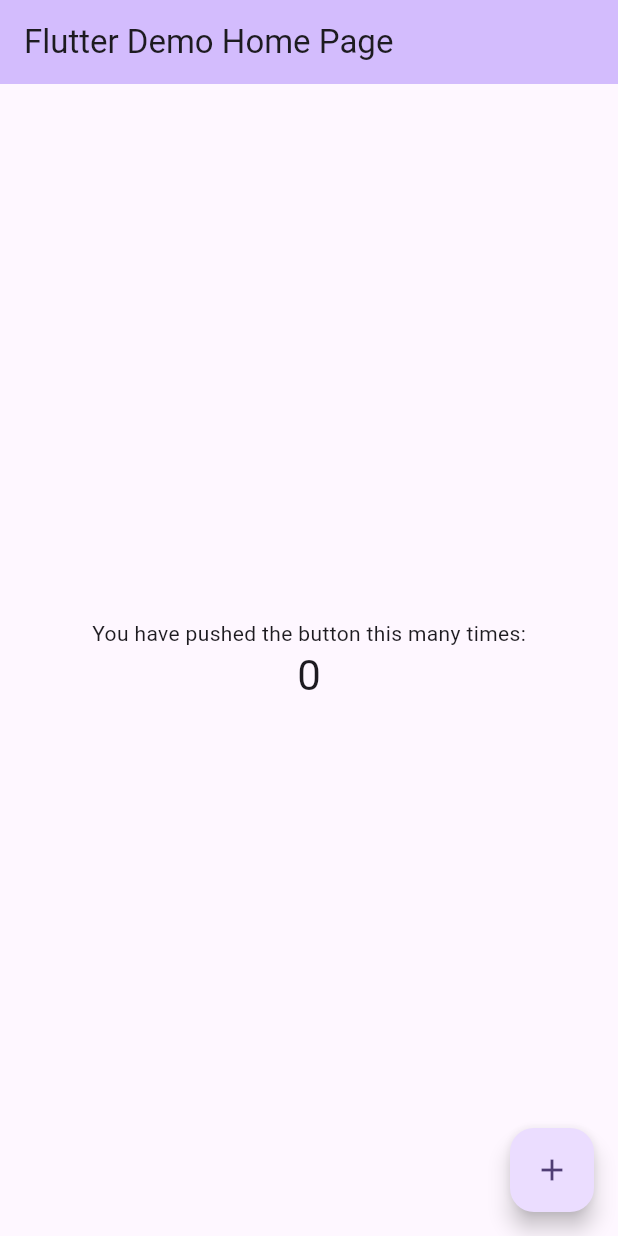
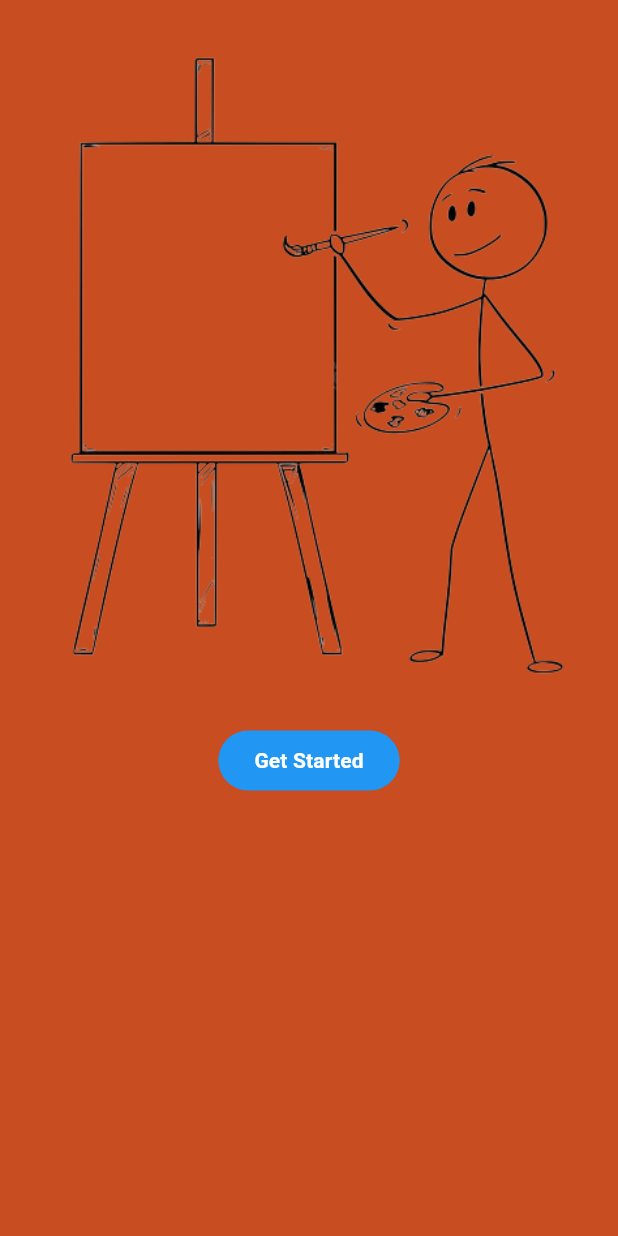
Before and after one commit to nasifayc/gdsc_study_session_g1, a Flutter app: the screen it shows after launch, on a phone screen of 412 x 824 dp. Run offline on Flutter 3.47's test engine with Material 3 defaults, Android fonts, the phone set to English and light mode, and no system bars.

Commit message:
Modifying files

```diff
--- a/Dart-Tasks/ToDo/todo_app/lib/main.dart
+++ b/Dart-Tasks/ToDo/todo_app/lib/main.dart
@@ -1,125 +1,57 @@
 import 'package:flutter/material.dart';
 
-void main() {
-  runApp(const MyApp());
-}
+void main() => runApp(const Home());
 
-class MyApp extends StatelessWidget {
-  const MyApp({super.key});
+class Home extends StatelessWidget {
+  const Home({super.key});
 
-  // This widget is the root of your application.
   @override
-  Widget build(BuildContext context) {
+  Widget build(context) {
     return MaterialApp(
-      title: 'Flutter Demo',
-      theme: ThemeData(
-        // This is the theme of your application.
-        //
-        // TRY THIS: Try running your application with "flutter run". You'll see
-        // the application has a blue toolbar. Then, without quitting the app,
-        // try changing the seedColor in the colorScheme below to Colors.green
-        // and then invoke "hot reload" (save your changes or press the "hot
-        // reload" button in a Flutter-supported IDE, or press "r" if you used
-        // the command line to start the app).
-        //
-        // Notice that the counter didn't reset back to zero; the application
-        // state is not lost during the reload. To reset the state, use hot
-        // restart instead.
-        //
-        // This works for code too, not just values: Most code changes can be
-        // tested with just a hot reload.
-        colorScheme: ColorScheme.fromSeed(seedColor: Colors.deepPurple),
-        useMaterial3: true,
+      title: 'Homepage',
+      home: Scaffold(
+        body: Container(
+          decoration: const BoxDecoration(
+            color: Color.fromARGB(255, 200, 77, 33),
+          ),
+          child: const Homepage(),
+        ),
       ),
-      home: const MyHomePage(title: 'Flutter Demo Home Page'),
     );
   }
 }
 
-class MyHomePage extends StatefulWidget {
-  const MyHomePage({super.key, required this.title});
-
-  // This widget is the home page of your application. It is stateful, meaning
-  // that it has a State object (defined below) that contains fields that affect
-  // how it looks.
-
-  // This class is the configuration for the state. It holds the values (in this
-  // case the title) provided by the parent (in this case the App widget) and
-  // used by the build method of the State. Fields in a Widget subclass are
-  // always marked "final".
-
-  final String title;
+class Homepage extends StatefulWidget {
+  const Homepage({super.key});
 
   @override
-  State<MyHomePage> createState() => _MyHomePageState();
+  State<Homepage> createState() => _HomepageState();
 }
 
-class _MyHomePageState extends State<MyHomePage> {
-  int _counter = 0;
-
-  void _incrementCounter() {
-    setState(() {
-      // This call to setState tells the Flutter framework that something has
-      // changed in this State, which causes it to rerun the build method below
-      // so that the display can reflect the updated values. If we changed
-      // _counter without calling setState(), then the build method would not be
-      // called again, and so nothing would appear to happen.
-      _counter++;
-    });
-  }
-
+class _HomepageState extends State<Homepage> {
   @override
   Widget build(BuildContext context) {
-    // This method is rerun every time setState is called, for instance as done
-    // by the _incrementCounter method above.
-    //
-    // The Flutter framework has been optimized to make rerunning build methods
-    // fast, so that you can just rebuild anything that needs updating rather
-    // than having to individually change instances of widgets.
-    return Scaffold(
-      appBar: AppBar(
-        // TRY THIS: Try changing the color here to a specific color (to
-        // Colors.amber, perhaps?) and trigger a hot reload to see the AppBar
-        // change color while the other colors stay the same.
-        backgroundColor: Theme.of(context).colorScheme.inversePrimary,
-        // Here we take the value from the MyHomePage object that was created by
-        // the App.build method, and use it to set our appbar title.
-        title: Text(widget.title),
-      ),
-      body: Center(
-        // Center is a layout widget. It takes a single child and positions it
-        // in the middle of the parent.
-        child: Column(
-          // Column is also a layout widget. It takes a list of children and
-          // arranges them vertically. By default, it sizes itself to fit its
-          // children horizontally, and tries to be as tall as its parent.
-          //
-          // Column has various properties to control how it sizes itself and
-          // how it positions its children. Here we use mainAxisAlignment to
-          // center the children vertically; the main axis here is the vertical
-          // axis because Columns are vertical (the cross axis would be
-          // horizontal).
-          //
-          // TRY THIS: Invoke "debug painting" (choose the "Toggle Debug Paint"
-          // action in the IDE, or press "p" in the console), to see the
-          // wireframe for each widget.
-          mainAxisAlignment: MainAxisAlignment.center,
-          children: <Widget>[
-            const Text(
-              'You have pushed the button this many times:',
+    return Column(
+      children: [
+        Image.asset(
+          'assets/images/stick-removebg-preview.png',
+          width: 483,
+          height: 483,
+        ),
+        const ElevatedButton(
+          onPressed: null,
+          style: ButtonStyle(
+            backgroundColor: MaterialStatePropertyAll(Colors.blue),
+          ),
+          child: Text(
+            'Get Started',
+            style: TextStyle(
+              color: Colors.white,
+              fontWeight: FontWeight.bold,
             ),
-            Text(
-              '$_counter',
-              style: Theme.of(context).textTheme.headlineMedium,
-            ),
-          ],
-        ),
-      ),
-      floatingActionButton: FloatingActionButton(
-        onPressed: _incrementCounter,
-        tooltip: 'Increment',
-        child: const Icon(Icons.add),
-      ), // This trailing comma makes auto-formatting nicer for build methods.
+          ),
+        )
+      ],
     );
   }
 }
--- a/Dart-Tasks/ToDo/todo_app/pubspec.yaml
+++ b/Dart-Tasks/ToDo/todo_app/pubspec.yaml
@@ -59,9 +59,9 @@ flutter:
   uses-material-design: true
 
   # To add assets to your application, add an assets section, like this:
-  # assets:
+  assets:
   #   - images/a_dot_burr.jpeg
-  #   - images/a_dot_ham.jpeg
+    - assets/images/stick-removebg-preview.png
 
   # An image asset can refer to one or more resolution-specific "variants", see
   # https://flutter.dev/assets-and-images/#resolution-aware
```
Also changed, not shown: 1 other file.
